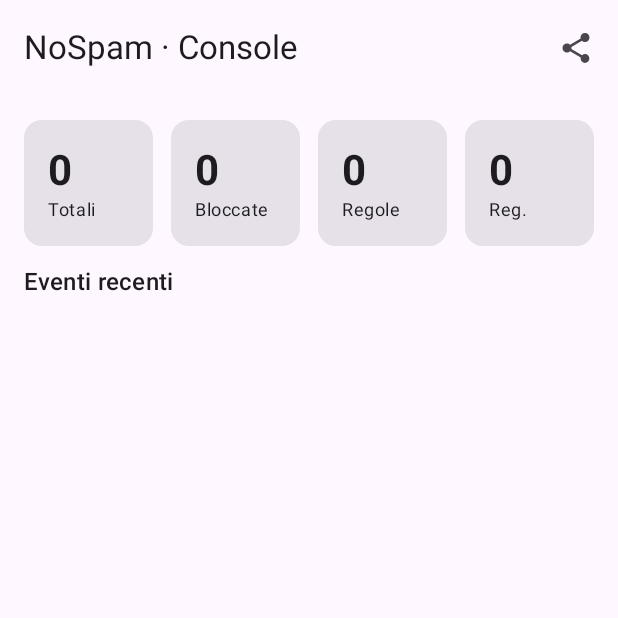
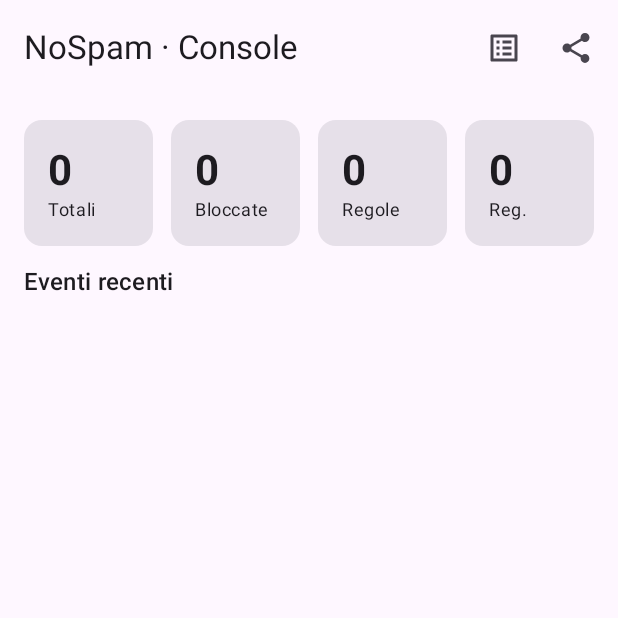
Before and after one commit to mrcatgit/Nospam, an Android app built with Jetpack Compose: the screen it shows after launch (MainActivity), after a tap on "Condividi fascicolo", on a phone screen of 412 x 824 dp, the top half of it. Run offline under Robolectric (Android 15) with nearby library versions, the phone set to English and light mode, and no system bars; our stand-ins replace Room's generated code; 6 statements that could not run were skipped.

```diff
--- /dev/null
+++ b/app/src/main/java/com/nospam/report/ComplaintPdfGenerator.kt
@@ -0,0 +1,70 @@
+package com.nospam.report
+
+import android.graphics.Paint
+import android.graphics.Typeface
+import android.graphics.pdf.PdfDocument
+import java.io.File
+
+/**
+ * Rende l'esposto testuale in un PDF A4 impaginato, più presentabile per gli uffici.
+ * Usa `android.graphics.pdf.PdfDocument` (nessuna dipendenza esterna). Il testo è
+ * monospazio per preservare l'allineamento di hash e tabelle.
+ */
+class ComplaintPdfGenerator {
+
+    private val pageWidth = 595   // A4 a 72 dpi, in punti
+    private val pageHeight = 842
+    private val margin = 28f
+    private val lineHeight = 12f
+    private val maxCharsPerLine = 92
+
+    fun render(esposto: String, outputDir: File, fileName: String = "esposto_nospam.pdf"): File {
+        val paint = Paint().apply {
+            textSize = 8.5f
+            typeface = Typeface.MONOSPACE
+            isAntiAlias = true
+        }
+
+        // Spezza le righe troppo lunghe mantenendo i ritorni a capo originali.
+        val lines = esposto.split("\n").flatMap { wrap(it) }
+
+        val doc = PdfDocument()
+        val linesPerPage = ((pageHeight - 2 * margin) / lineHeight).toInt()
+        var index = 0
+        var pageNumber = 1
+
+        while (index < lines.size) {
+            val pageInfo = PdfDocument.PageInfo.Builder(pageWidth, pageHeight, pageNumber).create()
+            val page = doc.startPage(pageInfo)
+            val canvas = page.canvas
+            var y = margin + lineHeight
+            var drawn = 0
+            while (index < lines.size && drawn < linesPerPage) {
+                canvas.drawText(lines[index], margin, y, paint)
+                y += lineHeight
+                index++
+                drawn++
+            }
+            doc.finishPage(page)
+            pageNumber++
+        }
+
+        if (!outputDir.exists()) outputDir.mkdirs()
+        val file = File(outputDir, fileName)
+        file.outputStream().use { doc.writeTo(it) }
+        doc.close()
+        return file
+    }
+
+    private fun wrap(line: String): List<String> {
+        if (line.length <= maxCharsPerLine) return listOf(line)
+        val out = mutableListOf<String>()
+        var rest = line
+        while (rest.length > maxCharsPerLine) {
+            out += rest.substring(0, maxCharsPerLine)
+            rest = rest.substring(maxCharsPerLine)
+        }
+        if (rest.isNotEmpty()) out += rest
+        return out
+    }
+}
--- a/app/src/main/java/com/nospam/ui/ConsoleScreen.kt
+++ b/app/src/main/java/com/nospam/ui/ConsoleScreen.kt
@@ -9,6 +9,7 @@ import androidx.compose.foundation.layout.padding
 import androidx.compose.foundation.lazy.LazyColumn
 import androidx.compose.foundation.lazy.items
 import androidx.compose.material.icons.Icons
+import androidx.compose.material.icons.automirrored.filled.ListAlt
 import androidx.compose.material.icons.filled.FiberManualRecord
 import androidx.compose.material.icons.filled.Share
 import androidx.compose.material.icons.filled.Stop
@@ -47,7 +48,7 @@ import java.util.Locale
  */
 @OptIn(ExperimentalMaterial3Api::class)
 @Composable
-fun ConsoleScreen(vm: ConsoleViewModel) {
+fun ConsoleScreen(vm: ConsoleViewModel, onOpenRules: () -> Unit = {}) {
     val calls by vm.calls.collectAsState()
     val total by vm.total.collectAsState()
     val blocked by vm.blocked.collectAsState()
@@ -63,6 +64,9 @@ fun ConsoleScreen(vm: ConsoleViewModel) {
             TopAppBar(
                 title = { Text("NoSpam · Console") },
                 actions = {
+                    IconButton(onClick = onOpenRules) {
+                        Icon(Icons.AutoMirrored.Filled.ListAlt, contentDescription = "Regole")
+                    }
                     IconButton(onClick = {
                         scope.launch {
                             EvidenceShare.share(
--- a/app/src/main/java/com/nospam/ui/EvidenceShare.kt
+++ b/app/src/main/java/com/nospam/ui/EvidenceShare.kt
@@ -4,6 +4,7 @@ import android.content.Context
 import android.content.Intent
 import android.net.Uri
 import androidx.core.content.FileProvider
+import com.nospam.report.ComplaintPdfGenerator
 import java.io.File
 
 /**
@@ -31,9 +32,11 @@ object EvidenceShare {
         val dir = File(context.cacheDir, "export").apply { if (!exists()) mkdirs() }
         val txt = File(dir, "esposto_nospam.txt").apply { writeText(esposto) }
         val json = File(dir, "evidence_bundle.json").apply { writeText(evidenceJson) }
+        val pdf = runCatching { ComplaintPdfGenerator().render(esposto, dir) }.getOrNull()
 
         val uris = ArrayList<Uri>()
         uris += FileProvider.getUriForFile(context, AUTHORITY, txt)
+        if (pdf != null) uris += FileProvider.getUriForFile(context, AUTHORITY, pdf)
         uris += FileProvider.getUriForFile(context, AUTHORITY, json)
         audioPaths.forEach { path ->
             val f = File(path)
--- a/app/src/main/java/com/nospam/ui/MainActivity.kt
+++ b/app/src/main/java/com/nospam/ui/MainActivity.kt
@@ -38,7 +38,7 @@ class MainActivity : ComponentActivity() {
         requestRuntimePermissions()
         setContent {
             MaterialTheme {
-                Surface { ConsoleScreen(vm) }
+                Surface { NavRoot(vm) }
             }
         }
     }
--- /dev/null
+++ b/app/src/main/java/com/nospam/ui/NavRoot.kt
@@ -0,0 +1,22 @@
+package com.nospam.ui
+
+import androidx.compose.runtime.Composable
+import androidx.compose.runtime.getValue
+import androidx.compose.runtime.mutableStateOf
+import androidx.compose.runtime.remember
+import androidx.compose.runtime.setValue
+
+/**
+ * Navigazione minimale tra le due schermate senza dipendere da una libreria di routing:
+ * la console e la gestione regole. Sufficiente per l'attuale superficie dell'app.
+ */
+@Composable
+fun NavRoot(vm: ConsoleViewModel) {
+    var screen by remember { mutableStateOf(Screen.CONSOLE) }
+    when (screen) {
+        Screen.CONSOLE -> ConsoleScreen(vm, onOpenRules = { screen = Screen.RULES })
+        Screen.RULES -> RulesScreen(vm, onBack = { screen = Screen.CONSOLE })
+    }
+}
+
+private enum class Screen { CONSOLE, RULES }
```
Also changed, not shown: app/src/main/java/com/nospam/ui/RulesScreen.kt (added, +183 -0 lines), 1 other file.
